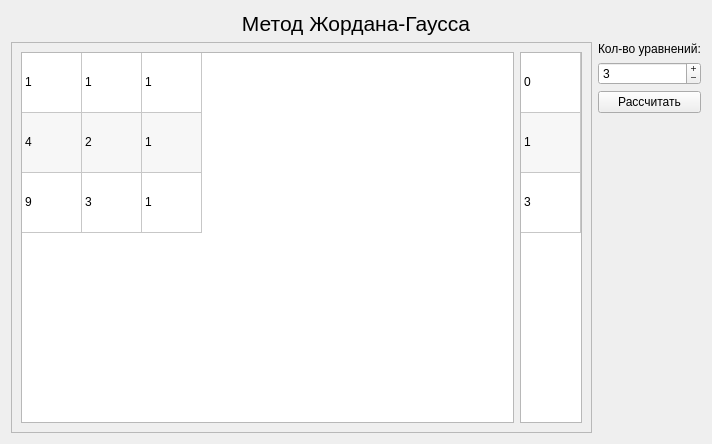
The window that Gauss/gauss.ui (sm4ll-3gg/UNumericalMethods) describes before a commit, drawn with Qt 5.
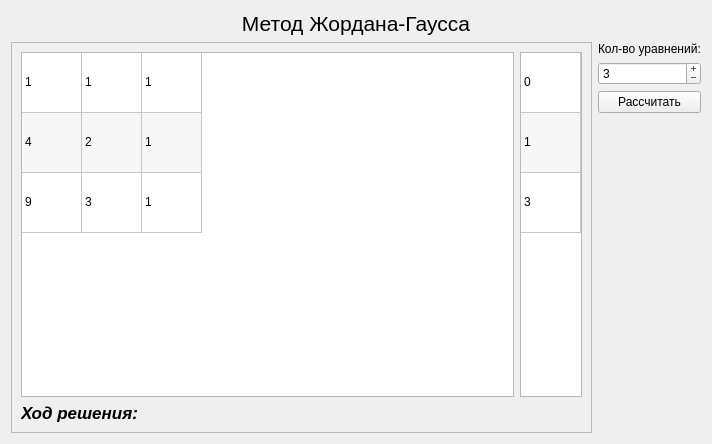
The same window after the commit.

Commit message: Очистка предыдущего решения в методе Жордана-Гаусса

Diff of the .ui file:
```diff
--- a/Gauss/gauss.ui
+++ b/Gauss/gauss.ui
@@ -241,6 +241,30 @@
              </item>
             </layout>
            </item>
+           <item>
+            <widget class="QLabel" name="solutionLabel">
+             <property name="enabled">
+              <bool>true</bool>
+             </property>
+             <property name="font">
+              <font>
+               <pointsize>13</pointsize>
+               <weight>75</weight>
+               <italic>true</italic>
+               <bold>true</bold>
+              </font>
+             </property>
+             <property name="text">
+              <string>Ход решения:</string>
+             </property>
+             <property name="wordWrap">
+              <bool>true</bool>
+             </property>
+            </widget>
+           </item>
+           <item>
+            <layout class="QVBoxLayout" name="solutionLayout"/>
+           </item>
           </layout>
          </item>
         </layout>
```
The commit also changes 8 other files.
